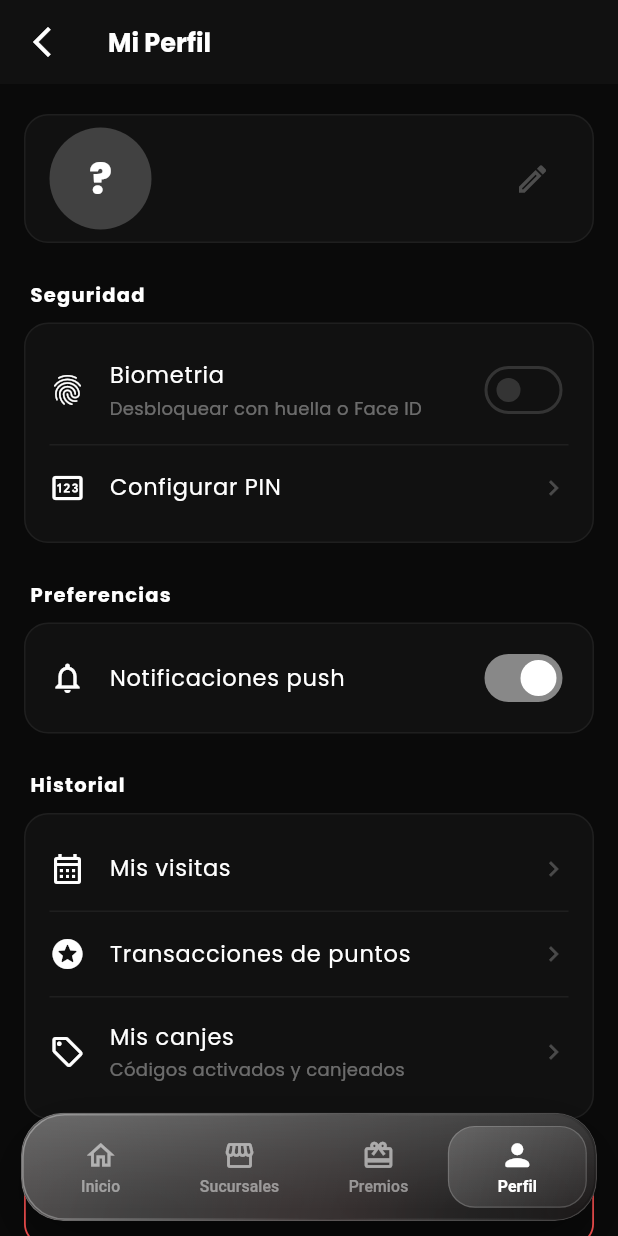
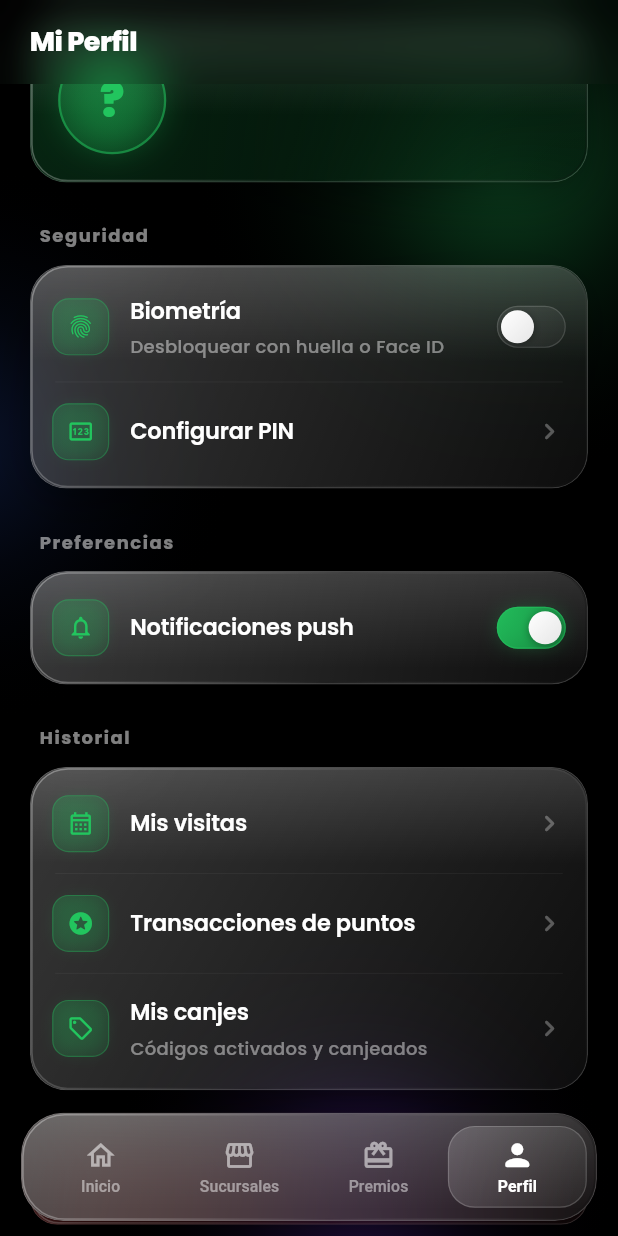
Before and after one commit to Trinkmax/Monaco-mobile, a Flutter app: the ProfileScreen screen opened by its route, on a phone screen of 412 x 824 dp. Run offline on Flutter 3.47's test engine with Material 3 defaults, Android fonts, the phone set to English and light mode, and no system bars; drawn by our look-alikes of flutter_animate; our stand-ins replace cached_network_image, firebase_core, firebase_messaging, flutter_riverpod, flutter_secure_storage, geolocator and 9 more; accounts and stored records are empty.

Commit message:
feat(ui): redesign Perfil in Liquid Glass
- LiquidAppBarScaffold con fondo animado
- Avatar card glass con tint Monaco green, anillo verde y halo
- Secciones (Seguridad/Preferencias/Historial) como LiquidSectionCard
  agrupadas con hairline divider 0.5px
- Rows como LiquidListTile con ícono en mini-glass cuadrado
- Switch biometría / push como LiquidSwitch custom — thumb blanco con
  gradiente + track verde Monaco que glow cuando está activo
- Logout como LiquidPill rojo translúcido
- Dialog de logout reemplazado por LiquidGlass modal (blur heavy) con
  acciones Cancelar/Cerrar como LiquidPill + LiquidButton
- Error state con halo verde alrededor del icon y LiquidButton Reintentar

Co-Authored-By: Claude Opus 4.7 (1M context) <noreply@anthropic.com>

```diff
--- a/lib/features/profile/presentation/screens/profile_screen.dart
+++ b/lib/features/profile/presentation/screens/profile_screen.dart
@@ -5,6 +5,7 @@ import 'package:go_router/go_router.dart';
 import 'package:package_info_plus/package_info_plus.dart';
 
 import 'package:monaco_mobile/app/theme/monaco_colors.dart';
+import 'package:monaco_mobile/app/widgets/glass/liquid.dart';
 import 'package:monaco_mobile/core/auth/auth_provider.dart';
 import 'package:monaco_mobile/core/auth/secure_storage.dart';
 import 'package:monaco_mobile/core/supabase/supabase_provider.dart';
@@ -50,7 +51,7 @@ class _BiometricNotifier extends StateNotifier<bool> {
 }
 
 // ---------------------------------------------------------------------------
-// Push notifications toggle (local state)
+// Push notifications toggle (local)
 // ---------------------------------------------------------------------------
 final pushNotificationsProvider = StateProvider<bool>((ref) => true);
 
@@ -75,22 +76,12 @@ class ProfileScreen extends ConsumerWidget {
     final pushEnabled = ref.watch(pushNotificationsProvider);
     final asyncVersion = ref.watch(appVersionProvider);
 
-    return Scaffold(
-      backgroundColor: MonacoColors.background,
-      appBar: AppBar(
-        title: const Text('Mi Perfil',
-            style: TextStyle(fontWeight: FontWeight.w700)),
-        backgroundColor: MonacoColors.surface,
-        foregroundColor: Colors.white,
-        elevation: 0,
-        leading: IconButton(
-          icon: const Icon(Icons.arrow_back_ios_new),
-          onPressed: () => context.pop(),
-        ),
-      ),
+    return LiquidAppBarScaffold(
+      title: 'Mi Perfil',
+      background: const LiquidBackdrop(child: SizedBox.expand()),
       body: asyncProfile.when(
         loading: () => const Center(
-          child: CircularProgressIndicator(color: MonacoColors.gold),
+          child: CircularProgressIndicator(color: LiquidTokens.monacoGreen),
         ),
         error: (e, _) => _ErrorState(
           error: e,
@@ -136,244 +127,310 @@ class _ProfileBody extends ConsumerWidget {
 
     return ListView(
       physics: const BouncingScrollPhysics(),
-      padding: const EdgeInsets.symmetric(horizontal: 16, vertical: 20),
+      padding: const EdgeInsets.fromLTRB(20, 12, 20, 140),
       children: [
         // ---- Avatar card ----
-        _sectionCard(
+        LiquidGlass(
+          padding: const EdgeInsets.all(18),
+          borderRadius: 24,
+          tint: LiquidTokens.monacoGreen,
+          tintOpacity: 0.08,
+          pressable: false,
           child: Row(
             children: [
-              CircleAvatar(
-                radius: 34,
-                backgroundColor: MonacoColors.gold.withOpacity(0.2),
-                child: Text(
-                  _initial(),
-                  style: TextStyle(
-                    color: MonacoColors.gold,
-                    fontSize: 28,
-                    fontWeight: FontWeight.w800,
-                  ),
-                ),
-              ),
+              _AvatarCircle(initial: _initial()),
               const SizedBox(width: 16),
               Expanded(
                 child: Column(
                   crossAxisAlignment: CrossAxisAlignment.start,
                   children: [
-                    Text(fullName,
+                    Text(
+                      fullName,
                       style: const TextStyle(
-                            color: Colors.white,
+                        color: MonacoColors.textPrimary,
                         fontSize: 18,
-                            fontWeight: FontWeight.w700)),
+                        fontWeight: FontWeight.w800,
+                        letterSpacing: -0.3,
+                      ),
+                    ),
                     if (phone.isNotEmpty) ...[
                       const SizedBox(height: 4),
-                      Text(phone,
-                          style: const TextStyle(
-                              color: Colors.white54, fontSize: 14)),
+                      Text(
+                        phone,
+                        style: TextStyle(
+                          color: Colors.white.withOpacity(0.55),
+                          fontSize: 13,
+                          fontWeight: FontWeight.w500,
+                        ),
+                      ),
                     ],
                   ],
                 ),
               ),
-              IconButton(
-                icon: Icon(Icons.edit_outlined,
-                    color: Colors.white.withOpacity(0.25)),
-                onPressed: null, // disabled for now
-              ),
             ],
           ),
-        ).animate().fadeIn(duration: 400.ms).slideY(begin: 0.05),
+        ).liquidEnter(index: 0),
 
-        const SizedBox(height: 24),
+        const SizedBox(height: 26),
 
         // ---- Seguridad ----
-        _sectionTitle('Seguridad'),
-        const SizedBox(height: 8),
-        _sectionCard(
-          child: Column(
+        _SectionTitle('Seguridad').liquidEnter(index: 1),
+        const SizedBox(height: 10),
+        LiquidSectionCard(
           children: [
-              SwitchListTile(
-                contentPadding: EdgeInsets.zero,
-                activeColor: MonacoColors.gold,
-                title: const Text('Biometria',
-                    style: TextStyle(color: Colors.white, fontSize: 15)),
-                subtitle: const Text('Desbloquear con huella o Face ID',
-                    style: TextStyle(color: Colors.white38, fontSize: 12)),
-                secondary:
-                    const Icon(Icons.fingerprint, color: MonacoColors.gold),
+            LiquidSwitchTile(
+              icon: Icons.fingerprint_rounded,
+              iconColor: LiquidTokens.monacoGreen,
+              title: 'Biometría',
+              subtitle: 'Desbloquear con huella o Face ID',
               value: biometricEnabled,
               onChanged: (val) =>
                   ref.read(biometricEnabledProvider.notifier).toggle(val),
             ),
-              Divider(color: Colors.white.withOpacity(0.06), height: 1),
-              ListTile(
-                contentPadding: EdgeInsets.zero,
-                leading:
-                    const Icon(Icons.pin_outlined, color: MonacoColors.gold),
-                title: const Text('Configurar PIN',
-                    style: TextStyle(color: Colors.white, fontSize: 15)),
-                trailing: const Icon(Icons.chevron_right,
-                    color: Colors.white24, size: 20),
+            LiquidListTile(
+              icon: Icons.pin_outlined,
+              iconColor: LiquidTokens.monacoGreen,
+              title: 'Configurar PIN',
               onTap: () => context.push('/pin-setup'),
             ),
           ],
-          ),
-        ).animate().fadeIn(delay: 100.ms, duration: 400.ms).slideY(begin: 0.05),
+        ).liquidEnter(index: 2),
 
-        const SizedBox(height: 24),
+        const SizedBox(height: 26),
 
         // ---- Preferencias ----
-        _sectionTitle('Preferencias'),
-        const SizedBox(height: 8),
-        _sectionCard(
-          child: SwitchListTile(
-            contentPadding: EdgeInsets.zero,
-            activeColor: MonacoColors.gold,
-            title: const Text('Notificaciones push',
-                style: TextStyle(color: Colors.white, fontSize: 15)),
-            secondary: const Icon(Icons.notifications_outlined,
-                color: MonacoColors.gold),
+        _SectionTitle('Preferencias').liquidEnter(index: 3),
+        const SizedBox(height: 10),
+        LiquidSectionCard(
+          children: [
+            LiquidSwitchTile(
+              icon: Icons.notifications_outlined,
+              iconColor: LiquidTokens.monacoGreen,
+              title: 'Notificaciones push',
               value: pushEnabled,
               onChanged: (val) =>
                   ref.read(pushNotificationsProvider.notifier).state = val,
             ),
-        ).animate().fadeIn(delay: 200.ms, duration: 400.ms).slideY(begin: 0.05),
+          ],
+        ).liquidEnter(index: 4),
 
-        const SizedBox(height: 24),
+        const SizedBox(height: 26),
 
         // ---- Historial ----
-        _sectionTitle('Historial'),
-        const SizedBox(height: 8),
-        _sectionCard(
-          child: Column(
+        _SectionTitle('Historial').liquidEnter(index: 5),
+        const SizedBox(height: 10),
+        LiquidSectionCard(
           children: [
-              ListTile(
-                contentPadding: EdgeInsets.zero,
-                leading: const Icon(Icons.calendar_month_outlined,
-                    color: MonacoColors.gold),
-                title: const Text('Mis visitas',
-                    style: TextStyle(color: Colors.white, fontSize: 15)),
-                trailing: const Icon(Icons.chevron_right,
-                    color: Colors.white24, size: 20),
-                onTap: () {}, // future
+            LiquidListTile(
+              icon: Icons.calendar_month_outlined,
+              iconColor: LiquidTokens.monacoGreen,
+              title: 'Mis visitas',
+              onTap: () {},
             ),
-              Divider(color: Colors.white.withOpacity(0.06), height: 1),
-              ListTile(
-                contentPadding: EdgeInsets.zero,
-                leading: const Icon(Icons.stars_rounded,
-                    color: MonacoColors.gold),
-                title: const Text('Transacciones de puntos',
-                    style: TextStyle(color: Colors.white, fontSize: 15)),
-                trailing: const Icon(Icons.chevron_right,
-                    color: Colors.white24, size: 20),
+            LiquidListTile(
+              icon: Icons.stars_rounded,
+              iconColor: LiquidTokens.monacoGreen,
+              title: 'Transacciones de puntos',
               onTap: () => context.push('/points'),
             ),
-              Divider(color: Colors.white.withOpacity(0.06), height: 1),
-              ListTile(
-                contentPadding: EdgeInsets.zero,
-                leading: const Icon(Icons.local_offer_outlined,
-                    color: MonacoColors.gold),
-                title: const Text('Mis canjes',
-                    style: TextStyle(color: Colors.white, fontSize: 15)),
-                subtitle: const Text('Códigos activados y canjeados',
-                    style: TextStyle(color: Colors.white38, fontSize: 12)),
-                trailing: const Icon(Icons.chevron_right,
-                    color: Colors.white24, size: 20),
+            LiquidListTile(
+              icon: Icons.local_offer_outlined,
+              iconColor: LiquidTokens.monacoGreen,
+              title: 'Mis canjes',
+              subtitle: 'Códigos activados y canjeados',
               onTap: () => context.push('/mis-canjes'),
             ),
           ],
-          ),
-        ).animate().fadeIn(delay: 300.ms, duration: 400.ms).slideY(begin: 0.05),
+        ).liquidEnter(index: 6),
 
         const SizedBox(height: 32),
 
-        // ---- Cerrar sesion ----
-        SizedBox(
-          width: double.infinity,
-          height: 52,
-          child: OutlinedButton.icon(
-            style: OutlinedButton.styleFrom(
-              foregroundColor: Colors.redAccent,
-              side: const BorderSide(color: Colors.redAccent, width: 1.2),
-              shape: RoundedRectangleBorder(
-                  borderRadius: BorderRadius.circular(14)),
+        // ---- Cerrar sesión ----
+        LiquidPill(
+          onTap: () => _confirmLogout(context, ref),
+          padding: const EdgeInsets.symmetric(horizontal: 20, vertical: 16),
+          tint: Colors.redAccent,
+          tintOpacity: 0.12,
+          borderRadius: 18,
+          child: const Row(
+            mainAxisAlignment: MainAxisAlignment.center,
+            mainAxisSize: MainAxisSize.min,
+            children: [
+              Icon(Icons.logout_rounded, size: 20, color: Colors.redAccent),
+              SizedBox(width: 10),
+              Text(
+                'Cerrar sesión',
+                style: TextStyle(
+                  color: Colors.redAccent,
+                  fontSize: 15,
+                  fontWeight: FontWeight.w800,
+                  letterSpacing: 0.1,
                 ),
-            icon: const Icon(Icons.logout, size: 20),
-            label: const Text('Cerrar sesion',
-                style: TextStyle(fontWeight: FontWeight.w600, fontSize: 15)),
-            onPressed: () => _confirmLogout(context, ref),
               ),
-        ).animate().fadeIn(delay: 400.ms, duration: 400.ms),
+            ],
+          ),
+        ).liquidEnter(index: 7),
 
-        const SizedBox(height: 24),
+        const SizedBox(height: 22),
 
-        // ---- Version ----
         Center(
           child: Text(
-            'Version $version',
-            style: const TextStyle(color: Colors.white24, fontSize: 12),
+            'Versión $version',
+            style: TextStyle(
+              color: Colors.white.withOpacity(0.3),
+              fontSize: 12,
             ),
           ),
-        const SizedBox(height: 16),
+        ),
       ],
-    );
-  }
-
-  // ---- Helpers ----
-  Widget _sectionTitle(String title) {
-    return Padding(
-      padding: const EdgeInsets.only(left: 4),
-      child: Text(title,
-          style: TextStyle(
-              color: MonacoColors.gold,
-              fontSize: 13,
-              fontWeight: FontWeight.w700,
-              letterSpacing: 0.8)),
-    );
-  }
-
-  Widget _sectionCard({required Widget child}) {
-    return Container(
-      padding: const EdgeInsets.symmetric(horizontal: 16, vertical: 8),
-      decoration: BoxDecoration(
-        color: MonacoColors.surface,
-        borderRadius: BorderRadius.circular(16),
-        border: Border.all(color: Colors.white.withOpacity(0.06)),
-      ),
-      child: child,
     );
   }
 
   void _confirmLogout(BuildContext context, WidgetRef ref) {
     showDialog(
       context: context,
-      builder: (ctx) => AlertDialog(
-        backgroundColor: MonacoColors.surface,
-        shape: RoundedRectangleBorder(borderRadius: BorderRadius.circular(20)),
-        title: const Text('Cerrar sesion',
-            style: TextStyle(color: Colors.white, fontWeight: FontWeight.w700)),
-        content: const Text('¿Estas seguro de que queres cerrar sesion?',
-            style: TextStyle(color: Colors.white70)),
-        actions: [
-          TextButton(
-            onPressed: () => Navigator.of(ctx).pop(),
-            child: const Text('Cancelar',
-                style: TextStyle(color: Colors.white54)),
+      barrierColor: Colors.black.withOpacity(0.6),
+      builder: (ctx) => Dialog(
+        backgroundColor: Colors.transparent,
+        insetPadding: const EdgeInsets.symmetric(horizontal: 40),
+        child: LiquidGlass(
+          padding: const EdgeInsets.fromLTRB(22, 22, 22, 18),
+          borderRadius: 24,
+          pressable: false,
+          tintOpacity: 0.10,
+          blur: LiquidTokens.blurHeavy,
+          child: Column(
+            mainAxisSize: MainAxisSize.min,
+            crossAxisAlignment: CrossAxisAlignment.start,
+            children: [
+              const Text(
+                'Cerrar sesión',
+                style: TextStyle(
+                  color: MonacoColors.textPrimary,
+                  fontWeight: FontWeight.w800,
+                  fontSize: 18,
+                  letterSpacing: -0.3,
                 ),
-          ElevatedButton(
-            style: ElevatedButton.styleFrom(
-              backgroundColor: Colors.redAccent,
-              foregroundColor: Colors.white,
-              shape: RoundedRectangleBorder(
-                  borderRadius: BorderRadius.circular(12)),
               ),
+              const SizedBox(height: 8),
+              Text(
+                '¿Estás seguro de que querés cerrar sesión?',
+                style: TextStyle(
+                  color: Colors.white.withOpacity(0.7),
+                  fontSize: 14,
+                ),
+              ),
+              const SizedBox(height: 22),
+              Row(
+                children: [
+                  Expanded(
+                    child: LiquidPill(
+                      padding: const EdgeInsets.symmetric(vertical: 12),
+                      onTap: () => Navigator.of(ctx).pop(),
+                      child: const Center(
+                        child: Text(
+                          'Cancelar',
+                          style: TextStyle(
+                            color: Colors.white,
+                            fontSize: 14,
+                            fontWeight: FontWeight.w600,
+                          ),
+                        ),
+                      ),
+                    ),
+                  ),
+                  const SizedBox(width: 10),
+                  Expanded(
+                    child: LiquidButton(
+                      primary: false,
+                      tint: Colors.redAccent,
+                      padding: const EdgeInsets.symmetric(vertical: 12),
                       onPressed: () async {
                         Navigator.of(ctx).pop();
                         await ref.read(authProvider.notifier).logout();
                         if (context.mounted) context.go('/welcome');
                       },
-            child: const Text('Cerrar sesion',
-                style: TextStyle(fontWeight: FontWeight.w700)),
+                      child: const Text(
+                        'Cerrar sesión',
+                        style: TextStyle(
+                          color: Colors.redAccent,
+                          fontSize: 14,
+                          fontWeight: FontWeight.w800,
+                        ),
+                      ),
+                    ),
                   ),
                 ],
+              ),
+            ],
+          ),
+        ),
+      ),
+    );
+  }
+}
+
+class _SectionTitle extends StatelessWidget {
+  final String text;
+  const _SectionTitle(this.text);
+
+  @override
+  Widget build(BuildContext context) {
+    return Padding(
+      padding: const EdgeInsets.only(left: 6),
+      child: Text(
+        text,
+        style: TextStyle(
+          color: Colors.white.withOpacity(0.5),
+          fontSize: 12,
+          fontWeight: FontWeight.w700,
+          letterSpacing: 1.0,
+        ),
+      ),
+    );
+  }
+}
+
+class _AvatarCircle extends StatelessWidget {
+  final String initial;
+  const _AvatarCircle({required this.initial});
+
+  @override
+  Widget build(BuildContext context) {
+    return Container(
+      width: 72,
+      height: 72,
+      decoration: BoxDecoration(
+        shape: BoxShape.circle,
+        gradient: LinearGradient(
+          begin: Alignment.topLeft,
+          end: Alignment.bottomRight,
+          colors: [
+            LiquidTokens.monacoGreen.withOpacity(0.28),
+            LiquidTokens.monacoGreen.withOpacity(0.12),
+          ],
+        ),
+        border: Border.all(
+          color: LiquidTokens.monacoGreen.withOpacity(0.5),
+          width: 1.5,
+        ),
+        boxShadow: [
+          BoxShadow(
+            color: LiquidTokens.monacoGreen.withOpacity(0.38),
+            blurRadius: 20,
+            spreadRadius: -4,
+          ),
+        ],
+      ),
+      child: Center(
+        child: Text(
+          initial,
+          style: const TextStyle(
+            color: LiquidTokens.monacoGreen,
+            fontSize: 30,
+            fontWeight: FontWeight.w900,
+          ),
+        ),
       ),
     );
   }
@@ -404,10 +461,10 @@ class _ErrorState extends StatelessWidget {
   Widget build(BuildContext context) {
     final offline = _isNetworkError;
     final icon = offline ? Icons.wifi_off_rounded : Icons.error_outline_rounded;
-    final title = offline ? 'Sin conexion' : 'Algo salio mal';
+    final title = offline ? 'Sin conexión' : 'Algo salió mal';
     final message = offline
-        ? 'No pudimos conectarnos con el servidor. Revisa tu conexion a internet e intenta nuevamente.'
-        : 'No pudimos cargar tu perfil. Intenta nuevamente en unos segundos.';
+        ? 'No pudimos conectarnos con el servidor. Revisá tu conexión a internet e intentá nuevamente.'
+        : 'No pudimos cargar tu perfil. Intentá nuevamente en unos segundos.';
 
     return Center(
       child: Padding(
@@ -416,49 +473,63 @@ class _ErrorState extends StatelessWidget {
           mainAxisSize: MainAxisSize.min,
           children: [
             Container(
-              width: 72,
-              height: 72,
+              width: 80,
+              height: 80,
               decoration: BoxDecoration(
                 shape: BoxShape.circle,
-                color: MonacoColors.gold.withOpacity(0.12),
+                gradient: LinearGradient(
+                  colors: [
+                    LiquidTokens.monacoGreen.withOpacity(0.2),
+                    LiquidTokens.monacoGreen.withOpacity(0.06),
+                  ],
                 ),
-              child: Icon(icon, color: MonacoColors.gold, size: 34),
+                border: Border.all(
+                  color: LiquidTokens.monacoGreen.withOpacity(0.32),
+                ),
+              ),
+              child: Icon(icon, color: LiquidTokens.monacoGreen, size: 34),
             ),
             const SizedBox(height: 20),
             Text(
               title,
               style: const TextStyle(
-                color: Colors.white,
+                color: MonacoColors.textPrimary,
                 fontSize: 18,
-                fontWeight: FontWeight.w700,
+                fontWeight: FontWeight.w800,
               ),
             ),
             const SizedBox(height: 8),
             Text(
               message,
               textAlign: TextAlign.center,
-              style: const TextStyle(color: Colors.white54, fontSize: 14),
+              style: TextStyle(
+                color: Colors.white.withOpacity(0.55),
+                fontSize: 14,
               ),
-            const SizedBox(height: 24),
-            SizedBox(
-              height: 48,
-              child: ElevatedButton.icon(
+            ),
+            const SizedBox(height: 22),
+            LiquidButton(
               onPressed: onRetry,
-                style: ElevatedButton.styleFrom(
-                  backgroundColor: MonacoColors.gold,
-                  foregroundColor: Colors.black,
-                  shape: RoundedRectangleBorder(
-                      borderRadius: BorderRadius.circular(14)),
-                  padding: const EdgeInsets.symmetric(horizontal: 28),
-                ),
-                icon: const Icon(Icons.refresh_rounded, size: 20),
-                label: const Text('Reintentar',
-                    style: TextStyle(fontWeight: FontWeight.w700)),
+              padding: const EdgeInsets.symmetric(horizontal: 28, vertical: 14),
+              child: const Row(
+                mainAxisSize: MainAxisSize.min,
+                children: [
+                  Icon(Icons.refresh_rounded, size: 18, color: Colors.white),
+                  SizedBox(width: 8),
+                  Text(
+                    'Reintentar',
+                    style: TextStyle(
+                      color: Colors.white,
+                      fontWeight: FontWeight.w800,
+                      fontSize: 15,
                     ),
                   ),
                 ],
               ),
             ),
-    );
+          ],
+        ),
+      ),
+    ).animate().fadeIn(duration: 400.ms);
   }
 }
```
Lines whose indentation alone changed are shown as unchanged.
